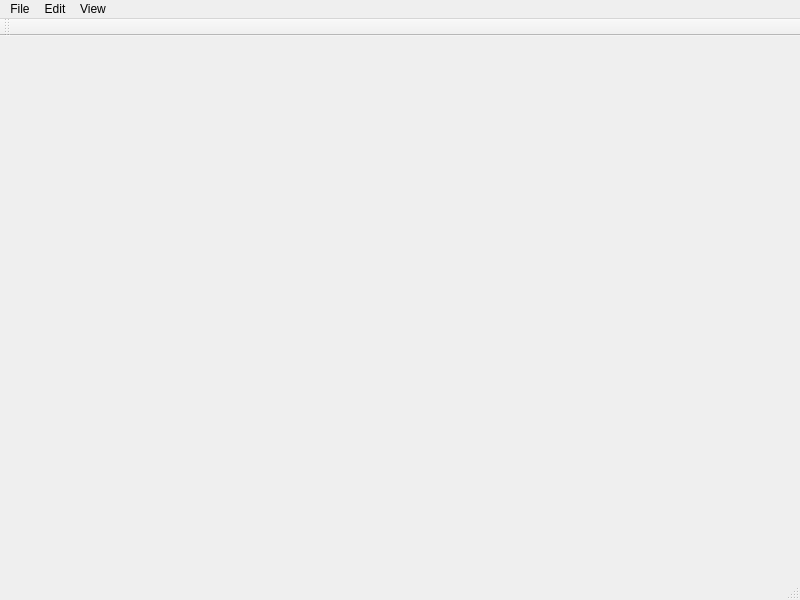
Above: server/FlowLink.ui from ForSuhr/FlowLink before the change. Below: the same form after it.
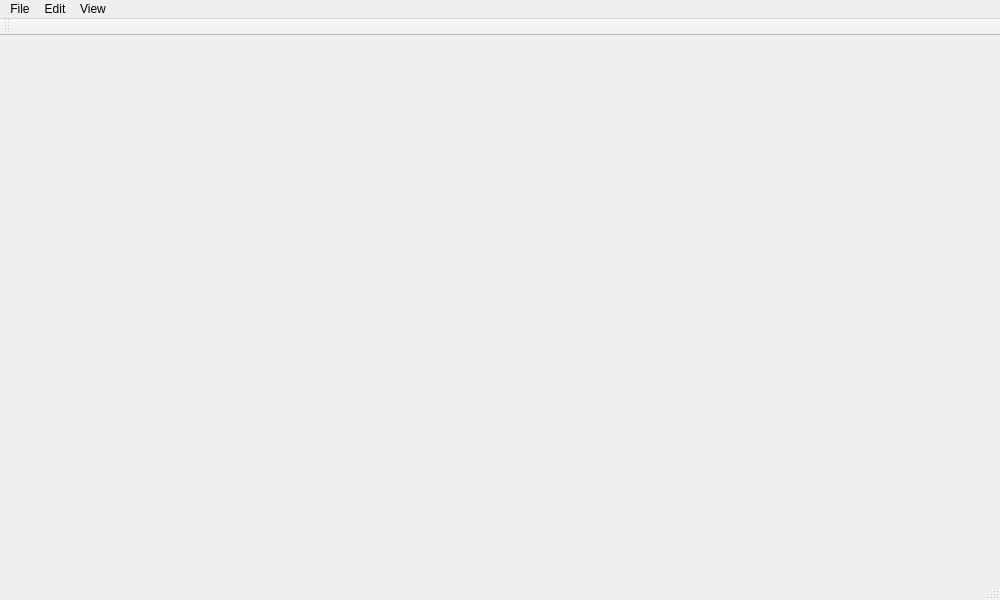
That is the form after the change.

Commit message: Adjust the initial perspective

The edit to the form file:
```diff
--- a/server/FlowLink.ui
+++ b/server/FlowLink.ui
@@ -6,7 +6,7 @@
    <rect>
     <x>0</x>
     <y>0</y>
-    <width>800</width>
+    <width>1000</width>
     <height>600</height>
    </rect>
   </property>
@@ -19,7 +19,7 @@
     <rect>
      <x>0</x>
      <y>0</y>
-     <width>800</width>
+     <width>1000</width>
      <height>21</height>
     </rect>
    </property>
```
The commit also changes 2 other files.
